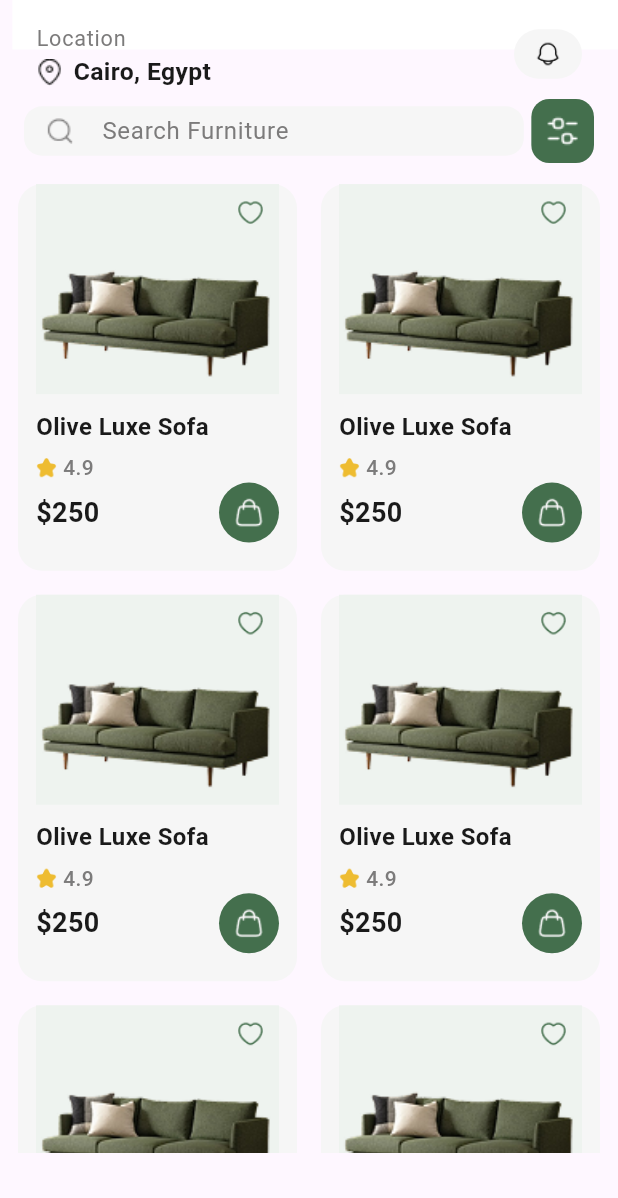
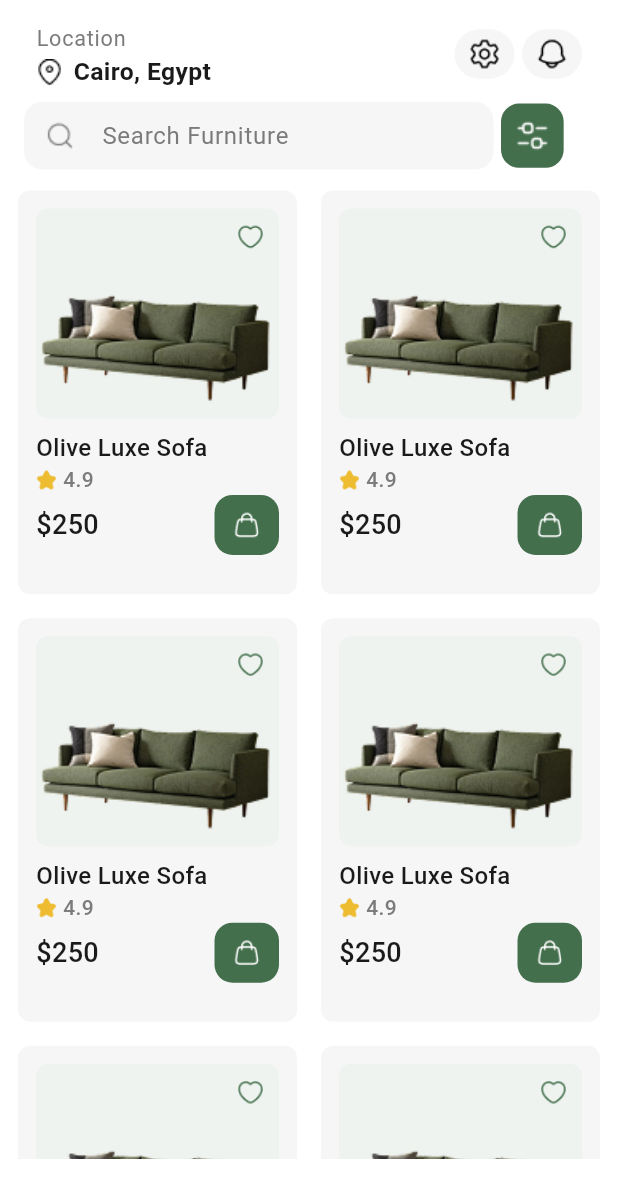
Before and after one commit to FarhaAhmed21/Decora, a Flutter app: the screen it shows after launch, on a phone screen of 412 x 824 dp. Shown: the top 1198 px of the screen. Run offline on Flutter 3.47's test engine with Material 3 defaults, Android fonts, the phone set to English and light mode, and no system bars; our stand-ins replace flutter_bloc; Roboto replaces fonts that are missing (Montserratt).

Commit message:
Fic Colors Opacity and Add Setting icon

```diff
--- a/lib/main.dart
+++ b/lib/main.dart
@@ -1,5 +1,6 @@
 import 'package:decora/core/l10n/app_localizations.dart';
 import 'package:decora/core/l10n/local_cubit.dart';
+import 'package:decora/src/features/categories/screens/categories_screen.dart';
 import 'package:decora/src/features/favourites/screens/favourite_screen.dart';
 import 'package:flutter/material.dart';
 import 'package:flutter_bloc/flutter_bloc.dart';
@@ -16,6 +17,7 @@ class MyApp extends StatelessWidget {
     return BlocBuilder<LocaleCubit, Locale>(
       builder: (context, locale) {
         return MaterialApp(
+          debugShowCheckedModeBanner: false,
           locale: locale,
           localizationsDelegates: const [
             AppLocalizations.delegate,
@@ -24,7 +26,10 @@ class MyApp extends StatelessWidget {
             GlobalCupertinoLocalizations.delegate,
           ],
           supportedLocales: const [Locale('en'), Locale('ar')],
-          theme: ThemeData(fontFamily: 'Montserratt'),
+          theme: ThemeData(
+            fontFamily: 'Montserratt',
+            scaffoldBackgroundColor: Colors.white,
+          ),
           home: const FavouriteScreen(),
         );
       },
--- a/lib/src/features/categories/screens/categories_screen.dart
+++ b/lib/src/features/categories/screens/categories_screen.dart
@@ -36,8 +36,8 @@ class CategoriesScreen extends StatelessWidget {
 Widget buildGridView({required List<CategoryModel> categories}) {
   return GridView.count(
     crossAxisCount: 2,
-    childAspectRatio: 0.97,
-    mainAxisSpacing: 8,
+    childAspectRatio: 0.88,
+    mainAxisSpacing: 15,
     crossAxisSpacing: 15,
     children: List.generate(categories.length, (index) {
       return CategoryCard(
--- a/lib/src/features/categories/widgets/category_card.dart
+++ b/lib/src/features/categories/widgets/category_card.dart
@@ -1,3 +1,4 @@
+import 'package:decora/src/shared/theme/app_colors.dart';
 import 'package:flutter/material.dart';
 
 class CategoryCard extends StatelessWidget {
@@ -15,10 +16,31 @@ class CategoryCard extends StatelessWidget {
     return GestureDetector(
       onTap: onTap,
       child: Column(
+        mainAxisSize: MainAxisSize.min,
+        mainAxisAlignment: MainAxisAlignment.start,
+        crossAxisAlignment: CrossAxisAlignment.center,
+        spacing: 16,
         children: [
-          Image.asset(img),
-          const SizedBox(height: 8),
-          Text(title, style: const TextStyle(fontWeight: FontWeight.w600)),
+          Container(
+            width: 186,
+            height: 157,
+            decoration: ShapeDecoration(
+              image: DecorationImage(image: AssetImage(img), fit: BoxFit.cover),
+              shape: RoundedRectangleBorder(
+                borderRadius: BorderRadius.circular(8),
+              ),
+            ),
+          ),
+          Text(
+            title,
+            textAlign: TextAlign.center,
+            style: const TextStyle(
+              color: AppColors.mainText,
+              fontWeight: FontWeight.w800,
+              fontSize: 16,
+              height: 1,
+            ),
+          ),
         ],
       ),
     );
--- a/lib/src/features/favourites/screens/favourite_screen.dart
+++ b/lib/src/features/favourites/screens/favourite_screen.dart
@@ -18,7 +18,7 @@ class _FavouriteScreenState extends State<FavouriteScreen> {
         child: Column(
           children: [
             const TopLocationBar(),
-            const SizedBox(height: 33),
+            const SizedBox(height: 35),
             const CustomSearchBar(),
             const SizedBox(height: 10),
             Padding(
@@ -29,7 +29,7 @@ class _FavouriteScreenState extends State<FavouriteScreen> {
                   builder: (context, constraints) {
                     return GridView.count(
                       crossAxisCount: 2,
-                      childAspectRatio: 0.73,
+                      childAspectRatio: 0.70,
                       mainAxisSpacing: 8,
                       crossAxisSpacing: 8,
                       children: List.generate(8, (index) {
--- a/lib/src/shared/components/custom_card.dart
+++ b/lib/src/shared/components/custom_card.dart
@@ -16,21 +16,23 @@ class _CustomCardState extends State<CustomCard> {
   Widget build(BuildContext context) {
     return Card(
       elevation: 0,
-      shape: RoundedRectangleBorder(borderRadius: BorderRadius.circular(16)),
+      shape: RoundedRectangleBorder(borderRadius: BorderRadius.circular(8)),
       color: AppColors.cardColor,
       child: Container(
         width: 200,
-        padding: const EdgeInsets.symmetric(horizontal: 12),
-        decoration: BoxDecoration(borderRadius: BorderRadius.circular(10)),
+        padding: const EdgeInsets.all(12),
+        decoration: BoxDecoration(borderRadius: BorderRadius.circular(8)),
         child: Column(
           crossAxisAlignment: CrossAxisAlignment.start,
           children: [
             Stack(
               children: [
                 Container(
-                  color: AppColors.productCardColor,
+                  decoration: BoxDecoration(
+                    borderRadius: BorderRadius.circular(8),
+                    color: AppColors.productCardColor,
+                  ),
                   child: ClipRRect(
-                    borderRadius: BorderRadius.circular(16),
                     child: Image.asset(
                       Assets.luxeSofa,
                       height: 140,
@@ -84,20 +86,19 @@ class _CustomCardState extends State<CustomCard> {
                 ),
               ],
             ),
-            const SizedBox(height: 10),
+            const SizedBox(height: 8),
 
             // Title
             const Text(
               "Olive Luxe Sofa",
               style: TextStyle(
-                fontWeight: FontWeight.w600,
+                fontWeight: FontWeight.w500,
                 fontSize: 16,
                 color: AppColors.mainText,
               ),
             ),
 
-            const SizedBox(height: 6),
-
+            //const SizedBox(height: 1),
             Row(
               children: [
                 Image.asset(Assets.starIcon, width: 14, height: 14),
@@ -120,9 +121,9 @@ class _CustomCardState extends State<CustomCard> {
                 const Text(
                   "\$250",
                   style: TextStyle(
-                    fontWeight: FontWeight.bold,
                     fontSize: 18,
                     color: AppColors.mainText,
+                    fontWeight: FontWeight.w500,
                   ),
                 ),
                 GestureDetector(
@@ -144,13 +145,19 @@ class _CustomCardState extends State<CustomCard> {
                       ),
                     );
                   },
-                  child: CircleAvatar(
-                    backgroundColor: AppColors.primary,
+                  child: Container(
+                    width: 43,
+                    height: 40,
+                    padding: const EdgeInsets.all(11.03),
+                    decoration: BoxDecoration(
+                      color: AppColors.primary,
+                      borderRadius: BorderRadius.circular(12),
+                    ),
                     child: Image.asset(
                       Assets.shoppingBagIcon,
-                      color: AppColors.cardColor,
-                      width: 20,
-                      height: 20,
+                      color: Colors.white,
+                      width: 30,
+                      height: 30,
                     ),
                   ),
                 ),
--- a/lib/src/shared/components/searchbar.dart
+++ b/lib/src/shared/components/searchbar.dart
@@ -13,6 +13,17 @@ class CustomSearchBar extends StatelessWidget {
       padding: const EdgeInsets.symmetric(horizontal: 16.0),
       child: Row(
         children: [
+          Container(
+            width: 313,
+            height: 45,
+            decoration: ShapeDecoration(
+              color: const Color(0xFFF6F6F6),
+              shape: RoundedRectangleBorder(
+                borderRadius: BorderRadius.circular(12),
+              ),
+            ),
+            child: Row(
+              children: [
                 Expanded(
                   child: Container(
                     height: AppSize.height(context) * 0.04,
@@ -24,13 +35,17 @@ class CustomSearchBar extends StatelessWidget {
                       decoration: InputDecoration(
                         prefixIcon: Image.asset(Assets.searchIcon),
                         hintText: AppLocalizations.of(context)!.searchFurniture,
-                  hintStyle: const TextStyle(color: AppColors.secondaryText),
+                        hintStyle: const TextStyle(
+                          color: AppColors.secondaryText,
+                        ),
                         border: InputBorder.none,
                       ),
                     ),
                   ),
                 ),
-
+              ],
+            ),
+          ),
           const SizedBox(width: 5),
           InkWell(
             borderRadius: BorderRadius.circular(12),
--- a/lib/src/shared/components/top_location_bar.dart
+++ b/lib/src/shared/components/top_location_bar.dart
@@ -14,9 +14,8 @@ class TopLocationBar extends StatelessWidget {
 
     return Padding(
       padding: EdgeInsets.only(left: width * 0.02),
-      child: Container(
+      child: SizedBox(
         height: height * 0.04,
-        color: Colors.white,
         child: ListTile(
           title: Text(
             AppLocalizations.of(context)!.location,
@@ -32,7 +31,7 @@ class TopLocationBar extends StatelessWidget {
                 Assets.locationIcon,
                 width: width * 0.045,
                 height: width * 0.045,
-                color: AppColors.mainText,
+                color: Colors.black,
               ),
               SizedBox(width: width * 0.015),
               Text(
@@ -45,21 +44,45 @@ class TopLocationBar extends StatelessWidget {
               ),
             ],
           ),
-          trailing: InkWell(
+          trailing: Row(
+            mainAxisSize: MainAxisSize.min,
+            children: [
+              InkWell(
                 borderRadius: BorderRadius.circular(width * 0.03),
                 onTap: () {},
                 child: Container(
-              padding: EdgeInsets.all(width * 0.02),
+                  padding: const EdgeInsets.all(6),
+                  width: 40,
                   decoration: BoxDecoration(
                     color: AppColors.cardColor,
-                borderRadius: BorderRadius.circular(width * 0.06),
+                    borderRadius: BorderRadius.circular(50),
+                  ),
+                  child: Image.asset(
+                    Assets.settingsIcon,
+                    color: Colors.black,
+                    width: 25,
+                  ),
+                ),
+              ),
+              const SizedBox(width: 5),
+              InkWell(
+                borderRadius: BorderRadius.circular(width * 0.03),
+                onTap: () {},
+                child: Container(
+                  padding: const EdgeInsets.all(6),
+                  width: 40,
+                  decoration: BoxDecoration(
+                    color: AppColors.cardColor,
+                    borderRadius: BorderRadius.circular(50),
                   ),
                   child: Image.asset(
                     Assets.notificationIcon,
-                width: width * 0.07,
-                height: width * 0.07,
+                    color: Colors.black,
+                    width: 25,
                   ),
                 ),
+              ),
+            ],
           ),
         ),
       ),
```
Also changed, not shown: assets/icons/arrow-back.png, assets/icons/settings-icon.png (added), lib/generated/assets.dart. Lines whose indentation alone changed are shown as unchanged.
